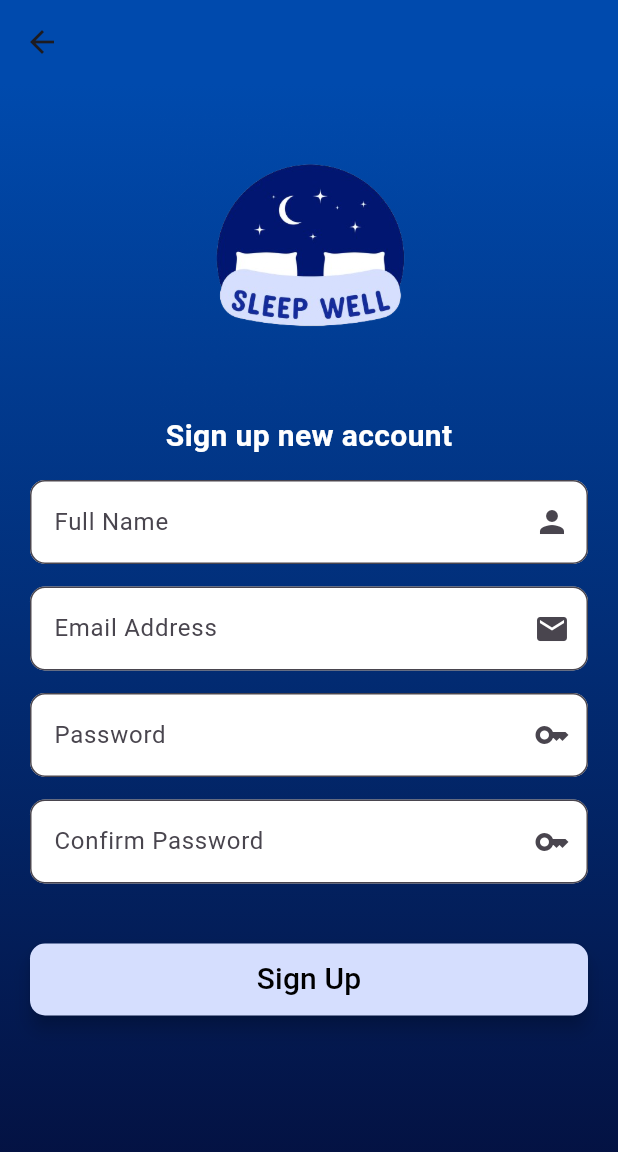
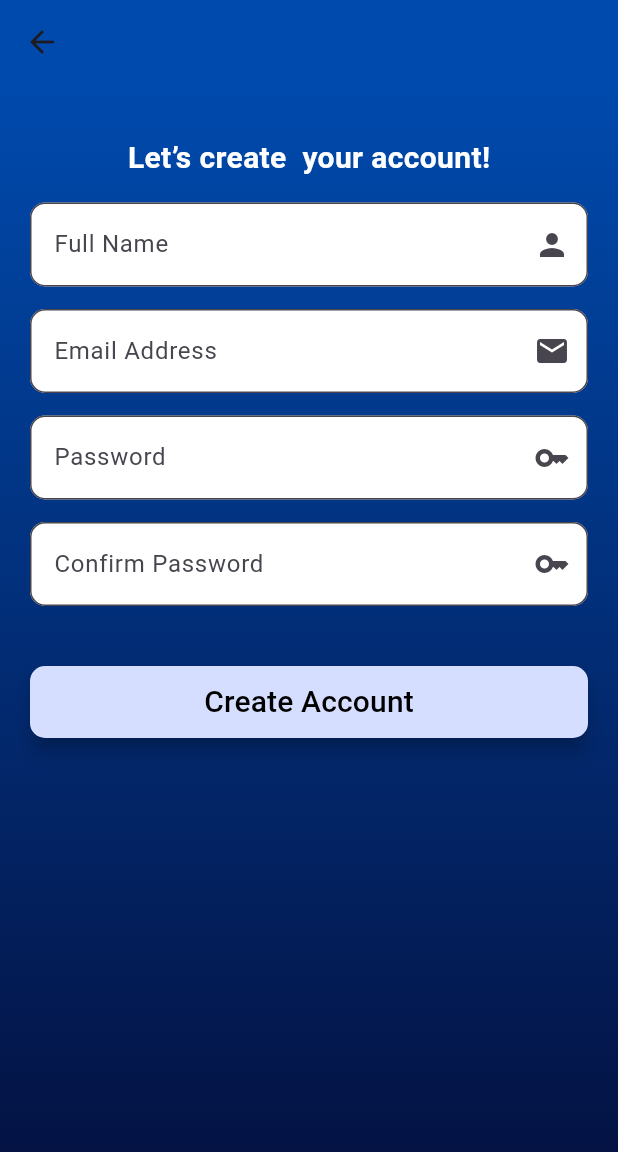
Before and after one commit to xrubaEid/2024-GP_4, a Flutter app: the screen it shows after launch, after a tap on "Sign Up", on a phone screen of 412 x 824 dp. Shown: the top 1152 px of the screen. Run offline on Flutter 3.47's test engine with Material 3 defaults, Android fonts, the phone set to English and light mode, and no system bars; our stand-ins replace firebase_core, flutter_spinkit; accounts and stored records are empty.

Commit message:
change in textFlied and some pages

```diff
--- a/sleepwell/lib/main.dart
+++ b/sleepwell/lib/main.dart
@@ -4,13 +4,14 @@ import 'package:sleepwell/screens/home_screen.dart';
 import 'package:sleepwell/screens/signin_screen.dart';
 import 'package:sleepwell/screens/signup_screen.dart';
 import 'package:sleepwell/screens/splash_screen.dart';
-import 'package:sleepwell/widget/tabbar_screen.dart';
 
-Future<void> main() async {
-
-//await Firebase.initializeApp( options: DefaultFirebaseOptions.currentPlatform).then(
- // (FirebaseApp value ) => Get.put(AuthenticationRepository()),
-//);
+ main() async {
+  //coenact to fire base
+//WidgetsFlutterBinding.ensureInitialized();
+//await Firebase.initializeApp();
+/*await Firebase.initializeApp( options: DefaultFirebaseOptions.s).then(
+(FirebaseApp value ) => Get.put(AuthenticationRepository()),
+);*/
 //Todo: Add Google-Firebase Auth here
 
   runApp(const MyApp());
@@ -37,7 +38,6 @@ class MyApp extends StatelessWidget {
       MyHomePage.RouteScreen : (context)=> MyHomePage(),
       SignUpScreen.RouteScreen : (context)=> SignUpScreen(),
       SplashScreen.RouteScreen : (context)=> SplashScreen(),
-      TabBarExample.RouteScreen : (context)=> TabBarExample(),
 
 
      },
--- a/sleepwell/lib/screens/signin_screen.dart
+++ b/sleepwell/lib/screens/signin_screen.dart
@@ -39,7 +39,7 @@ class _SignInScreenState extends State<SignInScreen> {
             shrinkWrap: true,
             children: [
                const SizedBox(
-                height: 220,
+                height: 150,
                 width: double.infinity,
                  child: Image(image: AssetImage('assets/logo2.png'),
                  ),
@@ -47,14 +47,22 @@ class _SignInScreenState extends State<SignInScreen> {
 
                const Center(
                  child:  Text(
-                  'Sign in  to your account',
+                  'Welcome  back!',
+                  style: TextStyle(
+                   color: Colors.white,
+                   fontSize: 25,
+                   fontWeight: FontWeight.bold
+                    ),),
+               ),
+               const Center(
+                 child:  Text(
+                  '  start exploring our platform today!',
                   style: TextStyle(
                    color: Colors.white,
                    fontSize: 20,
                    fontWeight: FontWeight.bold
                     ),),
                ),
-
                const SizedBox(height: 25) ,
                TextField(
                 keyboardType: TextInputType.emailAddress,
@@ -62,7 +70,7 @@ class _SignInScreenState extends State<SignInScreen> {
                    fillColor: Colors.white,
                    filled: true,
                    suffixIcon:const  Icon(Icons.email),
-                   label:const  Text ('Email') ,
+                   hintText:'Email' ,
                    border: OutlineInputBorder(
                    borderRadius: BorderRadius.circular(10),
 
@@ -78,7 +86,7 @@ class _SignInScreenState extends State<SignInScreen> {
                 fillColor: Colors.white,
                 filled: true,
                 suffixIcon: const Icon(Icons.key, ),
-                 label: const Text ('Password') ,
+                 hintText: 'Password',
                  border: OutlineInputBorder(
                  borderRadius: BorderRadius.circular(10),
 
--- a/sleepwell/lib/screens/signup_screen.dart
+++ b/sleepwell/lib/screens/signup_screen.dart
@@ -42,16 +42,16 @@ class _SignUpScreenState extends State<SignUpScreen> {
            child: ListView(
             shrinkWrap: true,
             children: [
-               const SizedBox(
+               /*const SizedBox(
                 height: 200,
                 width: double.infinity,
                  child: Image(image: AssetImage('assets/logo2.png'),
                  ),
-               ),
-
+               ), */
+               const SizedBox( height: 15,),
                const Center(
                  child:  Text(
-                  'Sign up new account',
+                  'Let’s create  your account!',
                   style: TextStyle(
                    color: Colors.white,
                    fontSize: 20,
@@ -65,7 +65,7 @@ class _SignUpScreenState extends State<SignUpScreen> {
                   fillColor: Colors.white,
                    filled: true,
                    suffixIcon:const  Icon(Icons.person),
-                   label:  const Text ('Full Name ') ,
+                   hintText:  'Full Name ',
                    border: OutlineInputBorder(
                      borderRadius: BorderRadius.circular(10),
                    ),),
@@ -78,7 +78,7 @@ class _SignUpScreenState extends State<SignUpScreen> {
                   fillColor: Colors.white,
                    filled: true,
                    suffixIcon: Icon(Icons.email),
-                   label: const Text ('Email Address') ,
+                   hintText: 'Email Address' ,
                    border: OutlineInputBorder(
                      borderRadius: BorderRadius.circular(10),
                    ),),
@@ -91,7 +91,7 @@ class _SignUpScreenState extends State<SignUpScreen> {
                   fillColor: Colors.white,
                   filled: true,
                   suffixIcon:const  Icon(Icons.key),
-                  label:const  Text ('Password') ,
+                  hintText:'Password',
                   border: OutlineInputBorder(
                      borderRadius: BorderRadius.circular(10),
                    ),),
@@ -104,7 +104,7 @@ class _SignUpScreenState extends State<SignUpScreen> {
                   fillColor: Colors.white,
                   filled: true,
                   suffixIcon:const  Icon(Icons.key),
-                  label:const  Text ('Confirm Password') ,
+                 hintText:'Confirm Password',
                   border: OutlineInputBorder(
                    borderRadius: BorderRadius.circular(10),
                    ),),
@@ -112,7 +112,7 @@ class _SignUpScreenState extends State<SignUpScreen> {
                  const SizedBox( height: 30,),
                  regsterbutton(
                     color:Color(0xffd5defe),
-                    title:'Sign Up',
+                    title:'Create Account',
                     onPressed: (){
                        Navigator.pushNamed(context,MyHomePage.RouteScreen);
                     },),
--- a/sleepwell/pubspec.yaml
+++ b/sleepwell/pubspec.yaml
@@ -37,8 +37,11 @@ dependencies:
   cupertino_icons: ^1.0.6
   flutter_spinkit: ^5.2.0
 
-  #FireBase secation:
+  #FireBase section:
+
   firebase_core: ^2.25.5
+ # firebase_auth: ^4.17.8
+ # cloud_firestore: ^4.15.8
 
 dev_dependencies:
   flutter_test:
```
Also changed, not shown: sleepwell/lib/widget/tabbar_screen.dart (deleted, +0 -55 lines), sleepwell/lib/firebase_options.dart, sleepwell/pubspec.lock, 2 other files.
